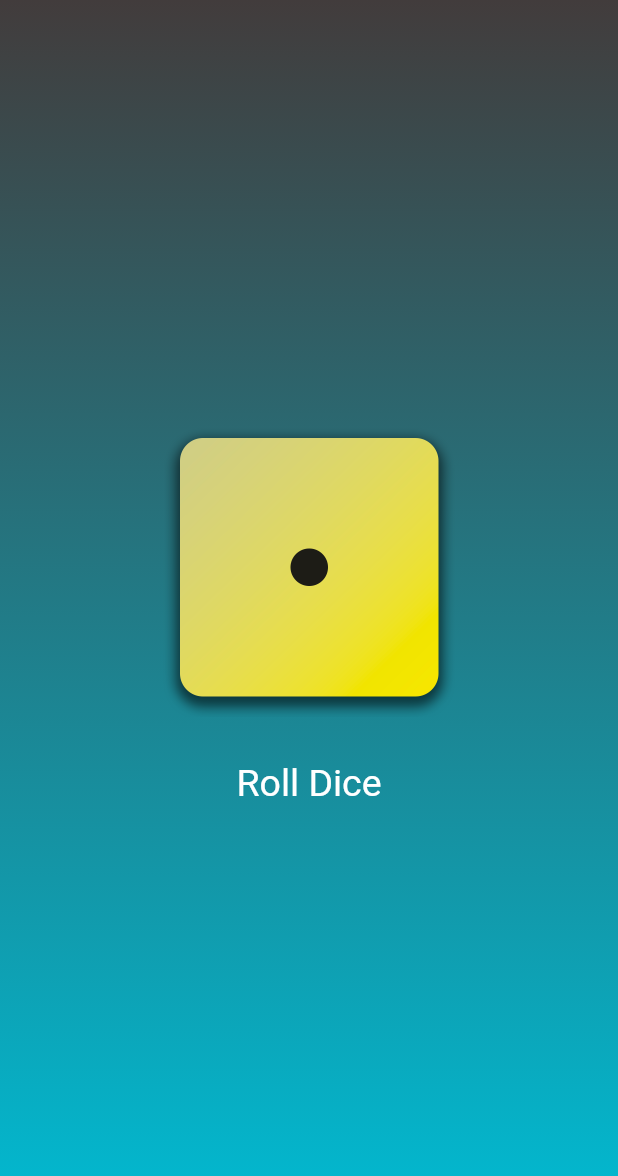
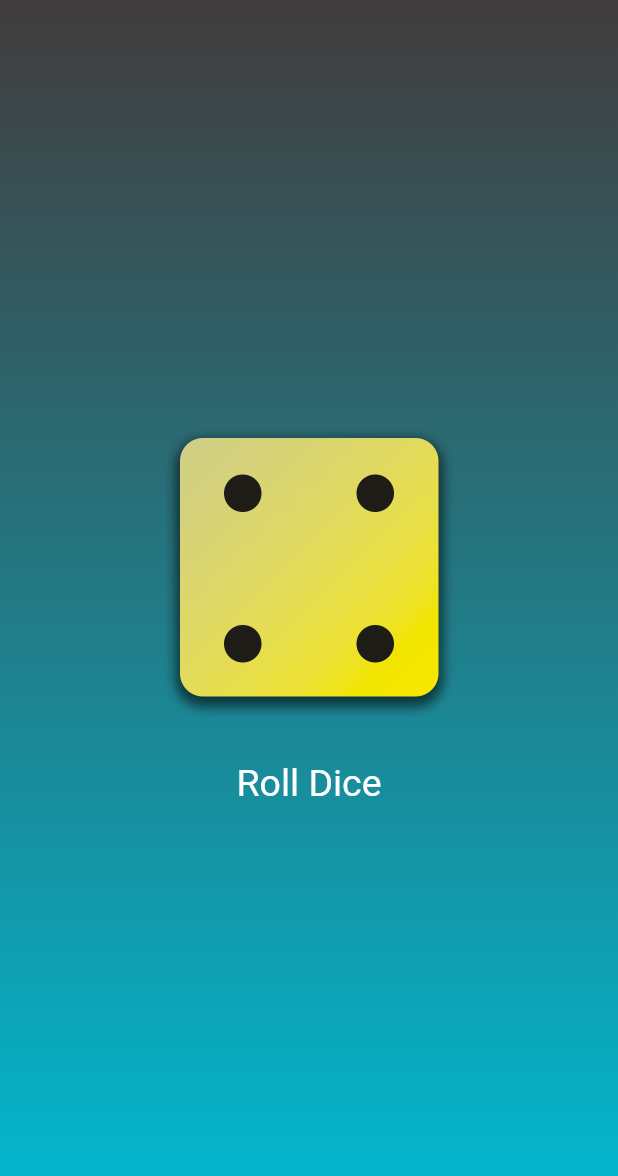
Before and after one commit to mishad01/Flutter-Project, a Flutter app: the screen it shows after launch, after a tap on "Roll Dice", on a phone screen of 412 x 824 dp. Shown: the top 1176 px of the screen. Run offline on Flutter 3.47's test engine with Material 2 defaults, Android fonts, the phone set to English and light mode, and no system bars.

Commit message:
given user variable

```diff
--- a/roll_dice_app/lib/Dice_roller.dart
+++ b/roll_dice_app/lib/Dice_roller.dart
@@ -1,16 +1,47 @@
 import 'package:flutter/material.dart';
 
-class DiceRoller extends StatefulWidget{
+class DiceRoller extends StatefulWidget {
+  DiceRoller({super.key});
   @override
-  State <DiceRoller> createState(){
-    return
+  State<DiceRoller> createState() {
+    return _DiceRollerState();
   }
 }
 
-class _DiceRollerState extends State<DiceRoller>{
-  @override
-  var activeImage;
-  Widget build (context){
-    return Column(children: [Image.asset(activeImage,width: 200,),],);
+class _DiceRollerState extends State<DiceRoller> {
+  var activeImage = 'assets/images/dice-1.png';
+  void rolldice() {
+    setState(() {
+      activeImage = 'assets/images/dice-4.png';
+    });
+    //activeImage = 'assets/images/dice-4.png';
+  }
+
+  Widget build(context) {
+    return Column(
+      //Its by default takes all the vartical space
+      //So if wanna make it vartically centered we use this
+      mainAxisSize: MainAxisSize.min, //using this we centered it
+      children: [
+        //Here it will take a list of widget
+        Image.asset(
+          activeImage,
+          width: 200,
+        ),
+        const SizedBox(
+          height: 20,
+        ),
+        TextButton(
+          onPressed: rolldice,
+          style: TextButton.styleFrom(
+            //padding: const EdgeInsets.only(
+            //top: 20), //Padding is mainly giving space
+            foregroundColor: Colors.white,
+            textStyle: const TextStyle(fontSize: 25),
+          ),
+          child: const Text('Roll Dice'),
+        )
+      ],
+    );
   }
 }
--- a/roll_dice_app/lib/GradientContainer.dart
+++ b/roll_dice_app/lib/GradientContainer.dart
@@ -1,8 +1,10 @@
 import 'package:flutter/material.dart';
+import 'package:roll_dice_app/Dice_roller.dart';
 
 var a = Alignment.topCenter;
 var b = Alignment.bottomCenter;
 
+// ignore: camel_case_types
 class gradientContainer extends StatelessWidget {
   gradientContainer({super.key, required this.colors});
   List<Color> colors;
@@ -18,31 +20,7 @@ class gradientContainer extends StatelessWidget {
         ),
       ),
       child: Center(
-        child: Column(
-          //Its by default takes all the vartical space
-          //So if wanna make it vartically centered we use this
-          mainAxisSize: MainAxisSize.min, //using this we centered it
-          children: [
-            //Here it will take a list of widget
-            Image.asset(
-              'assets/images/dice-1.png',
-              width: 200,
-            ),
-            const SizedBox(
-              height: 20,
-            ),
-            TextButton(
-              onPressed: rolldice,
-              style: TextButton.styleFrom(
-                //padding: const EdgeInsets.only(
-                //top: 20), //Padding is mainly giving space
-                foregroundColor: Colors.white,
-                textStyle: const TextStyle(fontSize: 25),
-              ),
-              child: const Text('Roll Dice'),
-            )
-          ],
-        ),
+        child: DiceRoller(),
       ),
     );
   }
```
